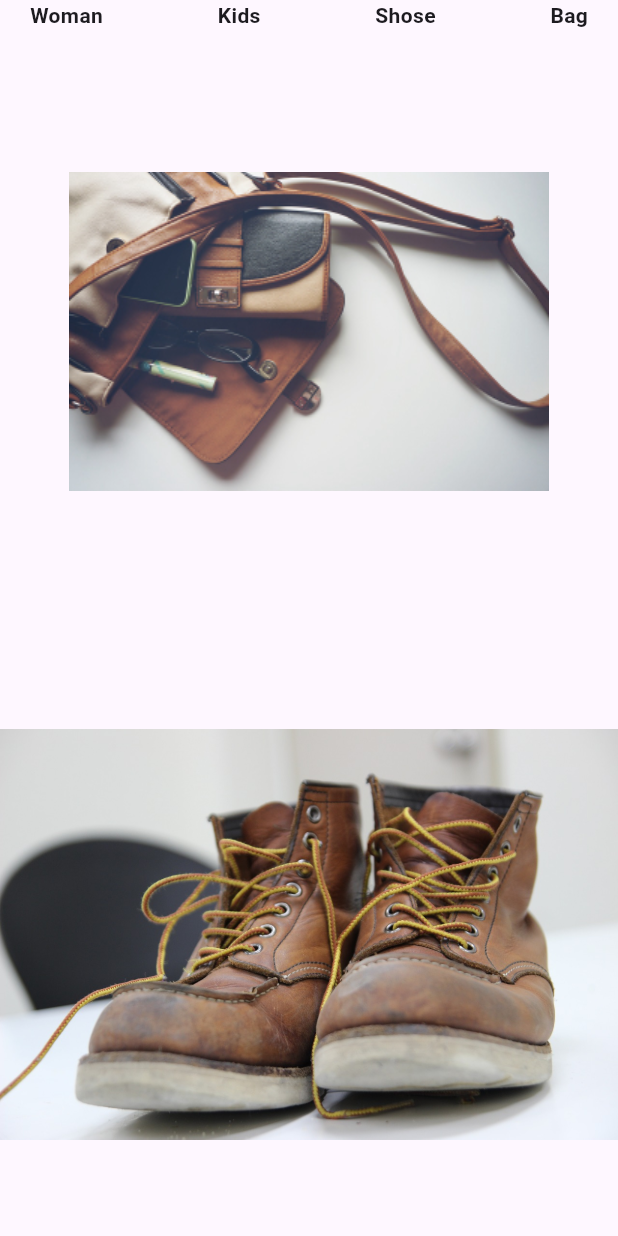
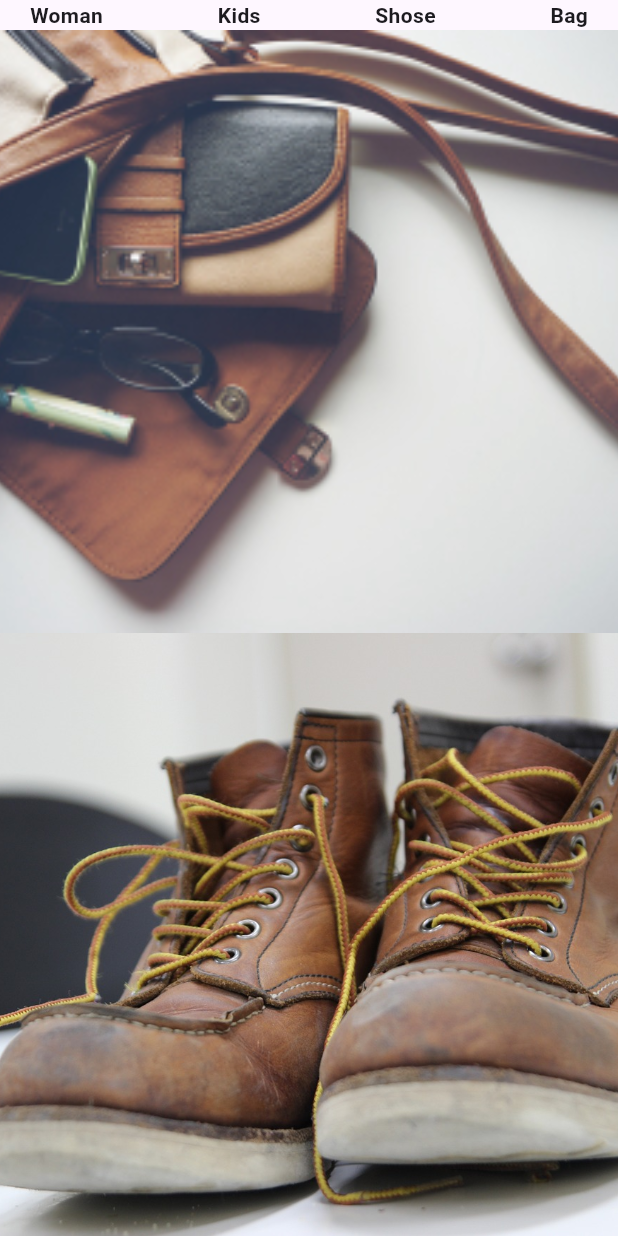
Before and after one commit to hippieperm/flutter_store_app, a Flutter app: the screen it shows after launch, on a phone screen of 412 x 824 dp. Run offline on Flutter 3.47's test engine with Material 3 defaults, Android fonts, the phone set to English and light mode, and no system bars.

Commit message:
StorePage의 이미지 위젯에 BoxFit.cover 속성을 추가하여 이미지 표시 방식을 개선했습니다.

```diff
--- a/lib/main.dart
+++ b/lib/main.dart
@@ -59,10 +59,16 @@ class StorePage extends StatelessWidget {
               ),
             ),
             Expanded(
-              child: Image.asset('assets/bag.jpg'),
+              child: Image.asset(
+                'assets/bag.jpg',
+                fit: BoxFit.cover,
+              ),
             ),
             Expanded(
-              child: Image.asset('assets/shoes.jpg'),
+              child: Image.asset(
+                'assets/shoes.jpg',
+                fit: BoxFit.cover,
+              ),
             )
           ],
         ),
```
